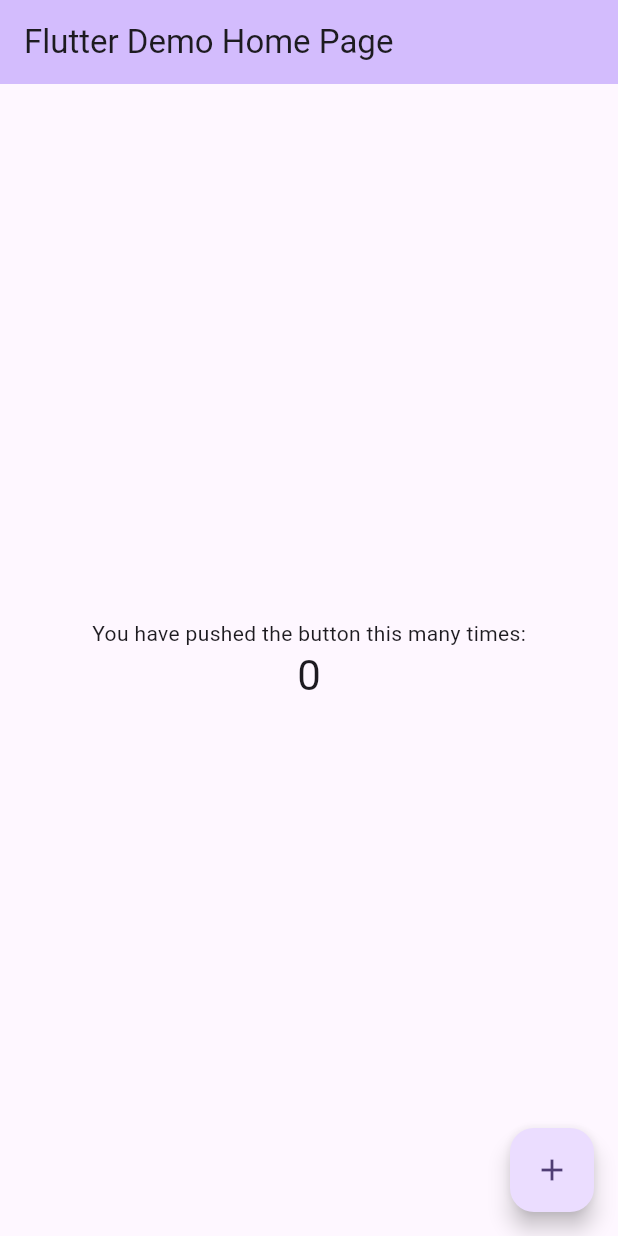
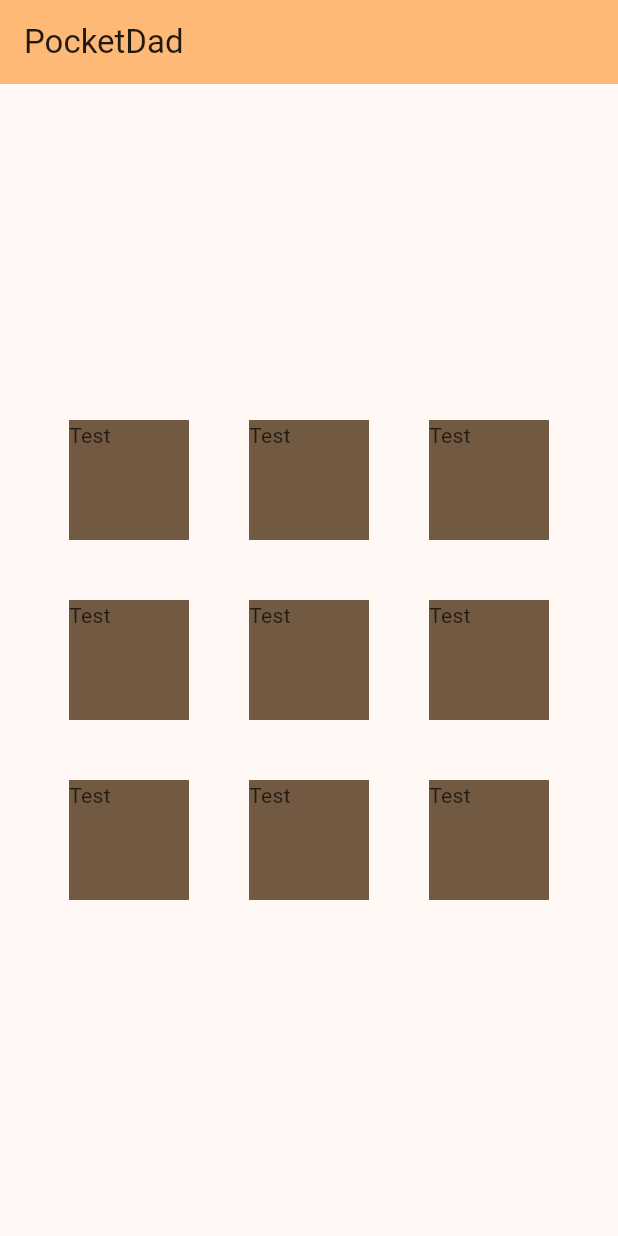
Before and after one commit to PocketDad/pocketdad, a Flutter app: the screen it shows after launch, on a phone screen of 412 x 824 dp. Run offline on Flutter 3.47's test engine with Material 2 defaults, Android fonts, the phone set to English and light mode, and no system bars.

Commit message:
added placeholders for dad images

```diff
--- a/lib/main.dart
+++ b/lib/main.dart
@@ -11,7 +11,7 @@ class MyApp extends StatelessWidget {
   @override
   Widget build(BuildContext context) {
     return MaterialApp(
-      title: 'Flutter Demo',
+      title: 'PocketDad',
       theme: ThemeData(
         // This is the theme of your application.
         //
@@ -28,25 +28,20 @@ class MyApp extends StatelessWidget {
         //
         // This works for code too, not just values: Most code changes can be
         // tested with just a hot reload.
-        colorScheme: ColorScheme.fromSeed(seedColor: Colors.deepPurple),
+        colorScheme: ColorScheme.fromSeed(seedColor: Colors.orange),
         useMaterial3: true,
       ),
-      home: const MyHomePage(title: 'Flutter Demo Home Page'),
+      home: Scaffold(
+          body: Center(
+            child: ChooseAvatar(),
+          )
+      ),
     );
   }
 }
 
 class MyHomePage extends StatefulWidget {
   const MyHomePage({super.key, required this.title});
-
-  // This widget is the home page of your application. It is stateful, meaning
-  // that it has a State object (defined below) that contains fields that affect
-  // how it looks.
-
-  // This class is the configuration for the state. It holds the values (in this
-  // case the title) provided by the parent (in this case the App widget) and
-  // used by the build method of the State. Fields in a Widget subclass are
-  // always marked "final".
 
   final String title;
 
@@ -123,3 +118,58 @@ class _MyHomePageState extends State<MyHomePage> {
     );
   }
 }
+
+class ChooseAvatar extends StatelessWidget {
+  @override
+  Widget build(BuildContext context) {
+    return Scaffold(
+      appBar: AppBar(
+        backgroundColor: Theme.of(context).colorScheme.inversePrimary,
+        title: const Text("PocketDad"),
+      ),
+      body: Center(
+          child: Column(
+            mainAxisAlignment: MainAxisAlignment.center,
+            children: [
+              Row(
+                mainAxisAlignment: MainAxisAlignment.center,
+                children: [
+                  Profile(),
+                  Profile(),
+                  Profile(),
+                ]
+              ),
+              Row(
+                  mainAxisAlignment: MainAxisAlignment.center,
+                  children: [
+                    Profile(),
+                    Profile(),
+                    Profile(),
+                  ]
+              ),
+              Row(
+                  mainAxisAlignment: MainAxisAlignment.center,
+                  children: [
+                    Profile(),
+                    Profile(),
+                    Profile(),
+                  ]
+              ),
+            ],
+          )
+      ),
+    );
+  }
+}
+
+class Profile extends StatelessWidget{
+  Widget build(BuildContext context) {
+    return Container(
+      margin: const EdgeInsets.all(20.0),
+      height: 80.0,
+      width: 80.0,
+      color: Theme.of(context).colorScheme.secondary,
+      child: Text("Test"),
+    );
+  }
+}
```
